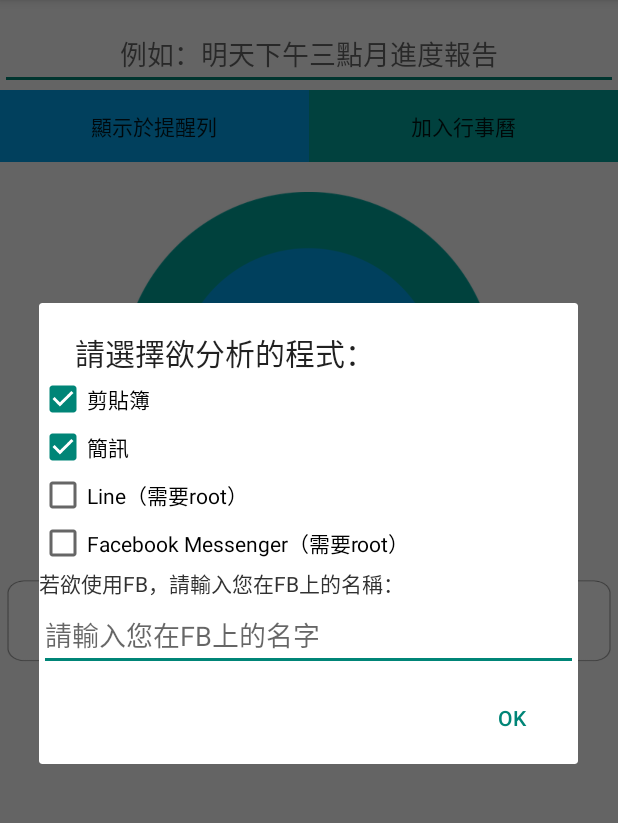
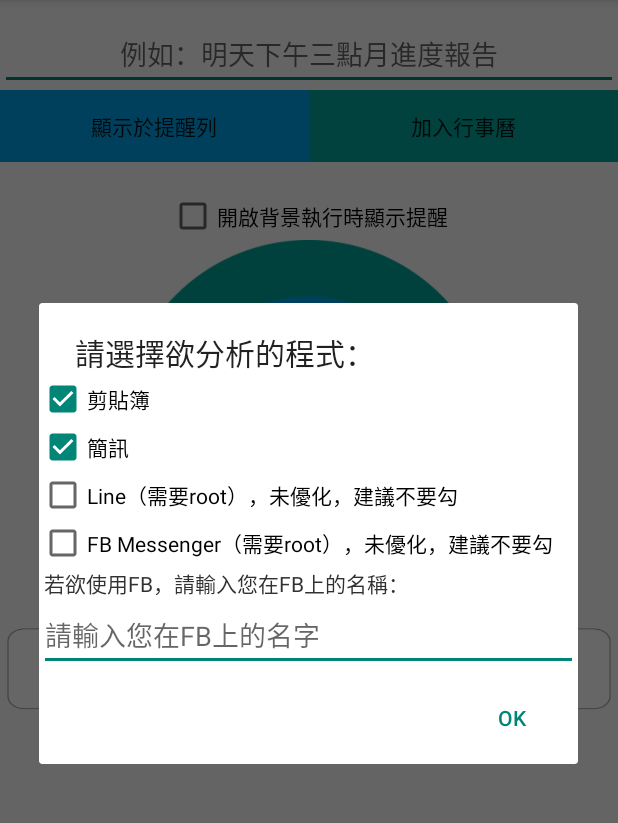
Before and after one commit to Petingo/MySecretary2, an Android app: the screen it shows after launch (MainActivity), in the options menu, after a tap on "選擇程式", on a phone screen of 412 x 824 dp, the part 84-907 px from its top. Run offline under Robolectric (Android 15) with nearby library versions, the phone set to English and light mode, and no system bars.

Commit message:
20170503

```diff
--- a/app/src/main/java/com/wish/mysecretary/MainActivity.java
+++ b/app/src/main/java/com/wish/mysecretary/MainActivity.java
@@ -191,7 +191,7 @@ public class MainActivity extends ActionBarActivity {
                     final PendingIntent pendingIntent = PendingIntent.getActivity(getApplicationContext(), notifyID, intent, flags);
                     final NotificationManager notificationManager = (NotificationManager) getSystemService(Context.NOTIFICATION_SERVICE); // 取得系統的通知服務
                     final Notification notification = new Notification.Builder(getApplicationContext())
-                            .setSmallIcon(R.drawable.ic_launcher)
+                            .setSmallIcon(R.drawable.ic_stat_smallicon_01)
                             .setContentTitle(tmp)
                             .setContentText("點擊以消除")
                             .setPriority(priority)
@@ -369,7 +369,6 @@ public class MainActivity extends ActionBarActivity {
         final View selectapp=inflater.inflate(R.layout.selectapp, null);
         //TODO Select APP
         CheckBox ClipBoard = (CheckBox) selectapp.findViewById(R.id.clipboard);
-        ClipBoard.setClickable(false);
 
         final CheckBox FB = (CheckBox) selectapp.findViewById(R.id.FB);
         if (App.getBoolean("FB", true)) {
@@ -439,6 +438,7 @@ public class MainActivity extends ActionBarActivity {
                 }
             }
         });
+
         final EditText FBname = (EditText) selectapp.findViewById(R.id.FBname);
         FBname.setText(App.getString("FBname", null));
         //TODO End Select APP
--- a/app/src/main/res/layout/activity_main_new.xml
+++ b/app/src/main/res/layout/activity_main_new.xml
@@ -42,6 +42,11 @@
         android:layout_height="20dp"
         android:id="@+id/textView2"
         android:layout_gravity="center_horizontal" />
+    <CheckBox
+        android:layout_width="wrap_content"
+        android:layout_height="wrap_content"
+        android:text="開啟背景執行時顯示提醒"
+        android:layout_gravity="center_horizontal" />
 
     <ImageButton
         android:layout_width="250dp"
--- a/app/src/main/res/layout/selectapp.xml
+++ b/app/src/main/res/layout/selectapp.xml
@@ -22,21 +22,21 @@
     <CheckBox
         android:layout_width="wrap_content"
         android:layout_height="wrap_content"
-        android:text="Line（需要root）"
+        android:text="Line（需要root），未優化，建議不要勾"
         android:id="@+id/Line"
         android:checked="false" />
 
     <CheckBox
         android:layout_width="wrap_content"
         android:layout_height="wrap_content"
-        android:text="Facebook Messenger（需要root）"
+        android:text="FB Messenger（需要root），未優化，建議不要勾"
         android:id="@+id/FB"
         android:checked="false" />
 
     <TextView
         android:layout_width="wrap_content"
         android:layout_height="wrap_content"
-        android:text="若欲使用FB，請輸入您在FB上的名稱："
+        android:text=" 若欲使用FB，請輸入您在FB上的名稱："
         android:id="@+id/textView3"
         android:textColor="#ff313131" />
 
--- a/build.gradle
+++ b/build.gradle
@@ -5,7 +5,7 @@ buildscript {
         jcenter()
     }
     dependencies {
-        classpath 'com.android.tools.build:gradle:1.1.0'
+        classpath 'com.android.tools.build:gradle:2.1.3'
 
         // NOTE: Do not place your application dependencies here; they belong
         // in the individual module build.gradle files
```
Also changed, not shown: app/src/main/java/com/wish/mysecretary/MyService.java (+6 -7 lines), app/src/main/res/layout/activity_main.xml (deleted, +0 -39 lines), gradle/wrapper/gradle-wrapper.properties, 2 other files.
